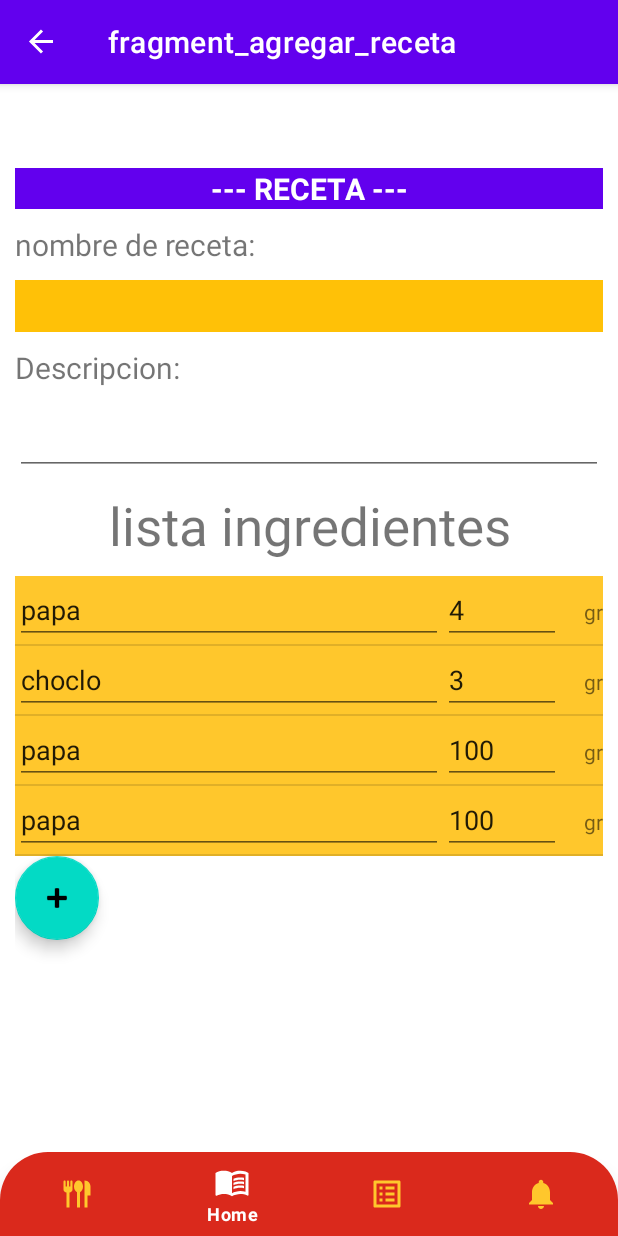
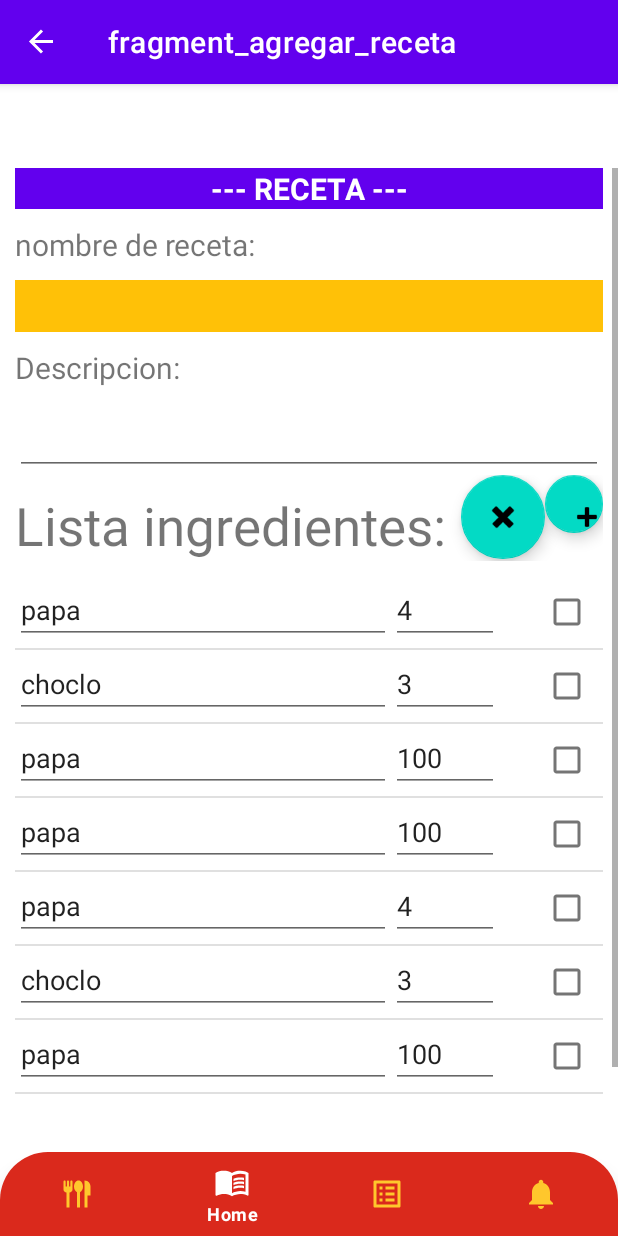
Before and after one commit to danilopezyejas/MenuSemanal, an Android app: the FragmentAgregarReceta screen opened through its navigation route, on a phone screen of 412 x 824 dp. Run offline under Robolectric (Android 15) with nearby library versions, the phone set to English and light mode, and no system bars; our stand-ins replace navigation-ui.

Commit message:
agregado ingredientes a recetas. prueba..

```diff
--- a/app/src/main/java/Clases/Ingrediente.java
+++ b/app/src/main/java/Clases/Ingrediente.java
@@ -8,6 +8,7 @@ public class Ingrediente {
     float precio;
     int cantidad;
     String unidad;
+    boolean sel;
 
 
     public Ingrediente() {}
@@ -18,6 +19,7 @@ public class Ingrediente {
         this.precio = precio;
         this.cantidad = cantidad;
         this.unidad = unidad;
+        this.sel = false;
     }
 
     public String getId() {
@@ -40,6 +42,8 @@ public class Ingrediente {
         return unidad;
     }
 
+    public boolean getSel (){return this.sel;}
+
     public void setId(String id) {
         this.id = id;
     }
@@ -59,4 +63,6 @@ public class Ingrediente {
     public void setUnidad(String unidad) {
         this.unidad = unidad;
     }
+
+    public void setSel (boolean s ){ this.sel=s;}
 }
--- a/app/src/main/java/Clases/Recetas.java
+++ b/app/src/main/java/Clases/Recetas.java
@@ -5,11 +5,12 @@ import Enumeracion.unidades;
 public class Recetas {
     String nombre;
     String descripcion;
-
+    boolean Sel;
 
     public Recetas(String nombre, String descripcion) {
         this.nombre = nombre;
         this.descripcion = descripcion;
+        this.Sel= false;
     }
 
     public String getNombre() {
@@ -17,6 +18,7 @@ public class Recetas {
     }
 
     public String getDescripcion(){ return this.descripcion;}
+    public boolean getSel(){return this.Sel;}
 
     public void setNombre(String nombre) {
         this.nombre = nombre;
@@ -24,5 +26,5 @@ public class Recetas {
     public void setDescripcion(String descripcion) {
         this.descripcion=descripcion;
     }
-
+    public void setSel (boolean sel){this.Sel = sel;}
 }
--- a/app/src/main/java/com/tip/MenuSemanal/AdapterListaIngredientes.java
+++ b/app/src/main/java/com/tip/MenuSemanal/AdapterListaIngredientes.java
@@ -2,13 +2,19 @@ package com.tip.MenuSemanal;
 
 import android.annotation.SuppressLint;
 import android.graphics.Color;
+import android.view.KeyEvent;
 import android.view.LayoutInflater;
+import android.view.MotionEvent;
 import android.view.View;
 import android.view.ViewGroup;
 import android.widget.AutoCompleteTextView;
+import android.widget.CheckBox;
+import android.widget.CompoundButton;
 import android.widget.EditText;
+import android.widget.ListPopupWindow;
 import android.widget.Spinner;
 import android.widget.TextView;
+import android.widget.Toast;
 
 import androidx.annotation.NonNull;
 import androidx.recyclerview.widget.RecyclerView;
@@ -20,13 +26,18 @@ import java.util.ArrayList;
 import Clases.Ingrediente;
 import Clases.Recetas;
 
+import static androidx.core.content.ContextCompat.getCodeCacheDir;
+import static androidx.core.content.ContextCompat.getSystemService;
 import static com.tip.MenuSemanal.R.color.purple_200;
+import static com.tip.MenuSemanal.R.color.purple_700;
 
 
 public class AdapterListaIngredientes extends RecyclerView.Adapter<AdapterListaIngredientes.ViewHoldersDatos> {
 
     ArrayList<Ingrediente> listaIngrediente;
     View viewant = null;
+    boolean multiselect = false;
+    int posant =-1;
     public AdapterListaIngredientes(@NonNull ArrayList<Ingrediente> lingrediente) {
         listaIngrediente=lingrediente;
     }
@@ -38,39 +49,63 @@ public class AdapterListaIngredientes extends RecyclerView.Adapter<AdapterListaI
 
     public AdapterListaIngredientes.ViewHoldersDatos onCreateViewHolder(@NonNull @NotNull ViewGroup parent, int viewType) {
         View view = LayoutInflater.from(parent.getContext()).inflate(R.layout.recycle_lista_ingredientes, parent, false);
+
         return new ViewHoldersDatos(view);
     }
 
+
+    @SuppressLint("ResourceAsColor")
     @Override
     public void onBindViewHolder(@NonNull @NotNull AdapterListaIngredientes.ViewHoldersDatos holder, int position) {
 
-        holder.asignardatos(listaIngrediente.get(position));
+        Ingrediente ing = listaIngrediente.get(position);
 
+        holder.asignardatos(listaIngrediente.get(position),position);
 
         holder.item.setOnClickListener(new View.OnClickListener() {
-            @SuppressLint("ResourceAsColor")
             @Override
             public void onClick(View v) {
-                System.out.println("click");
-                if (holder.item!=viewant){
-                        System.out.println("set on");
 
-                            holder.item.setBackgroundColor (purple_200);
-                             //holder.itemView.setAlpha(0.5f);
-                        if (viewant != null){
+                if(multiselect==true)
+                    ing.setSel(!ing.getSel());
+                else{
+                    if (posant >-1){
+                        listaIngrediente.get(posant).setSel(false);
+                        notifyItemChanged(posant);
+                    }
+                    ing.setSel(true);
+                    posant=position;
 
-                            //viewant.setAlpha(1f);
+                }
+                notifyItemChanged(position);
+            }
+        });
 
-                              viewant.setBackgroundColor(Color.TRANSPARENT);
-                        }
-                        viewant=holder.item;
+        holder.item.setOnLongClickListener(new View.OnLongClickListener() {
+            @Override
+            public boolean onLongClick(View view) {
+                if (multiselect == true) {
+                    for (Ingrediente ingr : listaIngrediente) {
+                        ingr.setSel(false);
+
                     }
-                   notifyDataSetChanged();
                 }
+                ing.setSel(true);
+                posant=position;
+                notifyDataSetChanged();
+                multiselect = !multiselect;
+                return true;
+            }
+        });
 
+        if(ing.getSel()==true){
+            if (multiselect == true)
+                holder.item.setBackgroundColor(Color.GRAY)                                                                                              ;
+            else
+                holder.item.setBackgroundColor(purple_200);
+        } else
+            holder.item.setBackgroundColor(Color.TRANSPARENT);
 
-
-        });
 
     }
 
@@ -101,25 +136,46 @@ public class AdapterListaIngredientes extends RecyclerView.Adapter<AdapterListaI
         }
     }
 
+    public void removeSelected (){
+        for(Ingrediente ing: listaIngrediente){
+            if(ing.getSel()==true){remove(ing);
+            }
+
+        }
+    }
+
     public class ViewHoldersDatos extends RecyclerView.ViewHolder {
-        EditText edCantidad;
-        AutoCompleteTextView acNombre;
+        TextView edCantidad;
+        TextView acNombre;
         TextView txtUnidad;
+        CheckBox chk;
         View item;
+        int posicion;
 
         public ViewHoldersDatos(@NonNull @NotNull View itemView) {
             super(itemView);
-            this.item= itemView;
-            acNombre=itemView.findViewById(R.id.ACnombre);
-            edCantidad=itemView.findViewById(R.id.EdCantidad);
-            txtUnidad=itemView.findViewById(R.id.txtUnidad);
+            this.item = itemView;
+            acNombre = itemView.findViewById(R.id.ACnombre);
+            edCantidad = itemView.findViewById(R.id.EdCantidad);
+            txtUnidad = itemView.findViewById(R.id.txtUnidad);
+            chk = itemView.findViewById(R.id.chkestado);
+
         }
 
+        @SuppressLint("ResourceAsColor")
 
-        public void asignardatos(Ingrediente ingrediente) {
+        public void asignardatos(@NotNull Ingrediente ingrediente, int position) {
             acNombre.setText(ingrediente.getNombre());
             edCantidad.setText(Integer.toString(ingrediente.getCantidad()));
-            txtUnidad.setText((ingrediente.getUnidad()));
+            //txtUnidad.setText(Boolean.toString(chk.isChecked()));
+            posicion = position;
+            chk.setOnCheckedChangeListener(new CompoundButton.OnCheckedChangeListener() {
+                @Override
+                public void onCheckedChanged(CompoundButton compoundButton, boolean b) {
+
+                }
+            });
+
 
         }
     }
--- a/app/src/main/java/com/tip/MenuSemanal/FragmentAgregarReceta.java
+++ b/app/src/main/java/com/tip/MenuSemanal/FragmentAgregarReceta.java
@@ -15,10 +15,14 @@ import android.widget.Spinner;
 import android.widget.TextView;
 import android.widget.Toast;
 
+import com.google.android.material.floatingactionbutton.FloatingActionButton;
+
 import java.util.ArrayList;
 
 import Clases.Ingrediente;
 import Enumeracion.unidades;
+
+import static androidx.navigation.Navigation.findNavController;
 
 /**
  * A simple {@link Fragment} subclass.
@@ -66,6 +70,7 @@ public class FragmentAgregarReceta extends Fragment {
         if (getArguments() != null) {
             mParam1 = getArguments().getString(ARG_PARAM1);
             mParam2 = getArguments().getString(ARG_PARAM2);
+            Toast.makeText(getContext(),mParam1,Toast.LENGTH_SHORT).show();
         }
     }
 
@@ -75,8 +80,10 @@ public class FragmentAgregarReceta extends Fragment {
         // Inflate the layout for this fragment
 
         View view = inflater.inflate(R.layout.fragment_agregar_receta, container, false);
+        TextView txtnombrer =(TextView) view.findViewById(R.id.edNombreReceta);
+        txtUnidad = (TextView) view.findViewById(R.id.txtUnidad);
 
-        txtUnidad = (TextView) view.findViewById(R.id.txtUnidad);
+        txtnombrer.setText(mParam1);
         //ArrayAdapter<unidades> u = new ArrayAdapter<unidades>(getActivity().getApplicationContext(), android.R.layout.simple_spinner_item, unidades.values());
         RecyclerView recyclerView = (RecyclerView) view.findViewById(R.id.rvlistaIngredientes);
         recyclerView.setHasFixedSize(true);
@@ -84,6 +91,22 @@ public class FragmentAgregarReceta extends Fragment {
         recyclerView.addItemDecoration(new DividerItemDecoration(getContext(), DividerItemDecoration.VERTICAL));
         recyclerView.setAdapter(new AdapterListaIngredientes(cargaingredientes()));
         recyclerView.getAdapter().notifyDataSetChanged();
+        FloatingActionButton faborrar = view.findViewById(R.id.FaBorrarIngrediente);
+        faborrar.setOnClickListener(new View.OnClickListener() {
+            @Override
+            public void onClick(View view) {
+               // ( (AdapterListaIngredientes)recyclerView.getAdapter()).removeSelected();
+            }
+        });
+
+        FloatingActionButton fagregar =view.findViewById(R.id.FaAgregarIngrediente);
+        faborrar.setOnClickListener(new View.OnClickListener() {
+            @Override
+            public void onClick(View view) {
+
+
+            }
+        });
 
         return view;
     }
@@ -95,6 +118,14 @@ public class FragmentAgregarReceta extends Fragment {
         ingredientes.add(new Ingrediente("2","choclo",100,3,unidades.GR.toString()));
         ingredientes.add(new Ingrediente("1","papa",100,100,unidades.GR.toString()));
         ingredientes.add(new Ingrediente("1","papa",100,100,unidades.GR.toString()));
+        ingredientes.add(new Ingrediente("1","papa",100,4,unidades.GR.toString()));
+        ingredientes.add(new Ingrediente("2","choclo",100,3,unidades.GR.toString()));
+        ingredientes.add(new Ingrediente("1","papa",100,100,unidades.GR.toString()));
+        ingredientes.add(new Ingrediente("1","papa",100,100,unidades.GR.toString()));
+        ingredientes.add(new Ingrediente("1","papa",100,4,unidades.GR.toString()));
+        ingredientes.add(new Ingrediente("2","choclo",100,3,unidades.GR.toString()));
+        ingredientes.add(new Ingrediente("1","papa",100,100,unidades.GR.toString()));
+        ingredientes.add(new Ingrediente("1","papa",100,100,unidades.GR.toString()));
         return ingredientes;
     }
 
--- a/app/src/main/res/layout/fragment_agregar_receta.xml
+++ b/app/src/main/res/layout/fragment_agregar_receta.xml
@@ -1,5 +1,5 @@
 <?xml version="1.0" encoding="utf-8"?>
-<FrameLayout xmlns:android="http://schemas.android.com/apk/res/android"
+<androidx.constraintlayout.widget.ConstraintLayout xmlns:android="http://schemas.android.com/apk/res/android"
     xmlns:app="http://schemas.android.com/apk/res-auto"
     xmlns:tools="http://schemas.android.com/tools"
     android:layout_width="match_parent"
@@ -8,7 +8,8 @@
 
     <ScrollView
         android:layout_width="match_parent"
-        android:layout_height="match_parent">
+        android:layout_height="match_parent"
+        android:layout_marginBottom="80dp">
 
         <LinearLayout
             android:layout_width="match_parent"
@@ -41,7 +42,7 @@
 
 
             <EditText
-                android:id="@+id/editTextTextPersonName4"
+                android:id="@+id/edNombreReceta"
                 android:layout_width="match_parent"
                 android:layout_height="wrap_content"
                 android:layout_marginTop="10dp"
@@ -59,7 +60,7 @@
                 android:textSize="20sp" />
 
             <EditText
-                android:id="@+id/editTextTextMultiLine2"
+                android:id="@+id/edDescripcion"
                 android:layout_width="match_parent"
                 android:layout_height="wrap_content"
                 android:layout_marginTop="10dp"
@@ -69,37 +70,56 @@
 
                 android:textSize="20sp" />
 
+            <LinearLayout
+                android:layout_width="match_parent"
+                android:layout_height="match_parent"
+                android:orientation="horizontal"
+                >
             <TextView
                 android:id="@+id/textView6"
-                android:layout_width="match_parent"
+                android:layout_width="wrap_content"
                 android:layout_height="wrap_content"
                 android:layout_marginTop="10dp"
                 android:text="@string/lista_ingredientes"
                 android:textAlignment="center"
-                android:textSize="35sp" />
+                android:textSize="35sp"
+                />
+                <Space
+                    android:layout_width="10dp"
+                    android:layout_height="wrap_content"
+                    />
 
+                <com.google.android.material.floatingactionbutton.FloatingActionButton
+                    android:id="@+id/FaBorrarIngrediente"
+                    android:layout_width="wrap_content"
+                    android:layout_height="wrap_content"
+                    android:clickable="true"
+                    android:src="@android:drawable/ic_delete"
+                    android:visibility="visible"
+                    tools:ignore="MissingConstraints,OnClick" />
+
+
+                <com.google.android.material.floatingactionbutton.FloatingActionButton
+                    android:id="@+id/FaAgregarIngrediente"
+                    android:layout_width="wrap_content"
+                    android:layout_height="wrap_content"
+
+                    android:clickable="true"
+                    android:src="@android:drawable/ic_input_add"
+                    tools:ignore="MissingConstraints,OnClick" />
+
+            </LinearLayout>
 
             <androidx.recyclerview.widget.RecyclerView
                 android:id="@+id/rvlistaIngredientes"
                 android:layout_width="match_parent"
                 android:layout_height="wrap_content"
                 android:layout_marginTop="10dp"
-                android:background="@color/nav_color" />
-
-            <com.google.android.material.floatingactionbutton.FloatingActionButton
-                android:id="@+id/floatingActionButton2"
-                android:layout_width="match_parent"
-                android:layout_height="wrap_content"
-                android:layout_marginEnd="40dp"
-                android:layout_marginBottom="80dp"
-                android:clickable="true"
-                android:src="@android:drawable/ic_input_add"
-                app:layout_constraintBottom_toBottomOf="parent"
-                app:layout_constraintEnd_toEndOf="parent"
-                tools:ignore="OnClick" />
-
+                />
 
         </LinearLayout>
     </ScrollView>
 
-</FrameLayout>
+
+
+</androidx.constraintlayout.widget.ConstraintLayout>
--- a/app/src/main/res/layout/fragment_recetas.xml
+++ b/app/src/main/res/layout/fragment_recetas.xml
@@ -7,7 +7,9 @@
     tools:context=".ui.recetas.RecetasFragment">
     <ScrollView
         android:layout_width="match_parent"
-        android:layout_height="match_parent">
+        android:layout_height="match_parent"
+        android:layout_marginBottom="80dp">
+
 
     <LinearLayout
         android:layout_width="match_parent"
--- a/app/src/main/res/layout/recycle_lista_ingredientes.xml
+++ b/app/src/main/res/layout/recycle_lista_ingredientes.xml
@@ -2,17 +2,19 @@
 <LinearLayout xmlns:android="http://schemas.android.com/apk/res/android"
     android:orientation="horizontal"
     android:layout_width="match_parent"
-    android:layout_height="wrap_content">
+    android:layout_height="wrap_content"
+    android:focusable="false">
+
 
 
     <AutoCompleteTextView
+
         android:id="@+id/ACnombre"
         android:layout_width="match_parent"
         android:layout_height="wrap_content"
         android:layout_weight="5"
-        android:hint="AutoCompleteTextView"
-        android:clickable="false"
-        android:focusable="false"/>
+
+        />
 
     <EditText
         android:id="@+id/EdCantidad"
@@ -22,9 +24,6 @@
         android:ems="10"
         android:hint="cantidad"
         android:inputType="number"
-        android:focusableInTouchMode="false"
-        android:focusable="false"
-        android:longClickable="false"
 
                />
 
@@ -36,5 +35,9 @@
 
         android:layout_height="wrap_content"
         android:layout_weight="1" />
-
+    <CheckBox
+        android:id="@+id/chkestado"
+        android:layout_width="wrap_content"
+        android:layout_height="wrap_content"
+    />
 </LinearLayout>
--- a/app/src/main/res/navigation/mobile_navigation.xml
+++ b/app/src/main/res/navigation/mobile_navigation.xml
@@ -53,4 +53,9 @@
             android:id="@+id/action_fragmentAgregarReceta_to_navigation_ingredientes"
             app:destination="@id/navigation_ingredientes" />
     </fragment>
+    <activity
+        android:id="@+id/authActivity"
+        android:name="com.tip.MenuSemanal.AuthActivity"
+        android:label="activity_auth"
+        tools:layout="@layout/activity_auth" />
 </navigation>
--- a/app/src/main/res/values/strings.xml
+++ b/app/src/main/res/values/strings.xml
@@ -8,7 +8,7 @@
     <string name="agregar_ingredientes">Agregar Ingredientes</string>
     <string name="agregar_receta">--- RECETA ---</string>
     <string name="nombre">nombre de receta:</string>
-    <string name="lista_ingredientes">lista ingredientes</string>
+    <string name="lista_ingredientes"> Lista ingredientes: </string>
     <string name="name">Name</string>
     <string name="todo">TODO</string>
     <string name="email">Email</string>
```
Also changed, not shown: app/src/main/java/com/tip/MenuSemanal/AdapterListaReceta.java (+59 -18 lines), app/src/main/java/com/tip/MenuSemanal/ui/recetas/RecetasFragment.java (+55 -2 lines), app/src/main/res/layout/fragment_ingrediete_receta.xml (+9 -5 lines).
